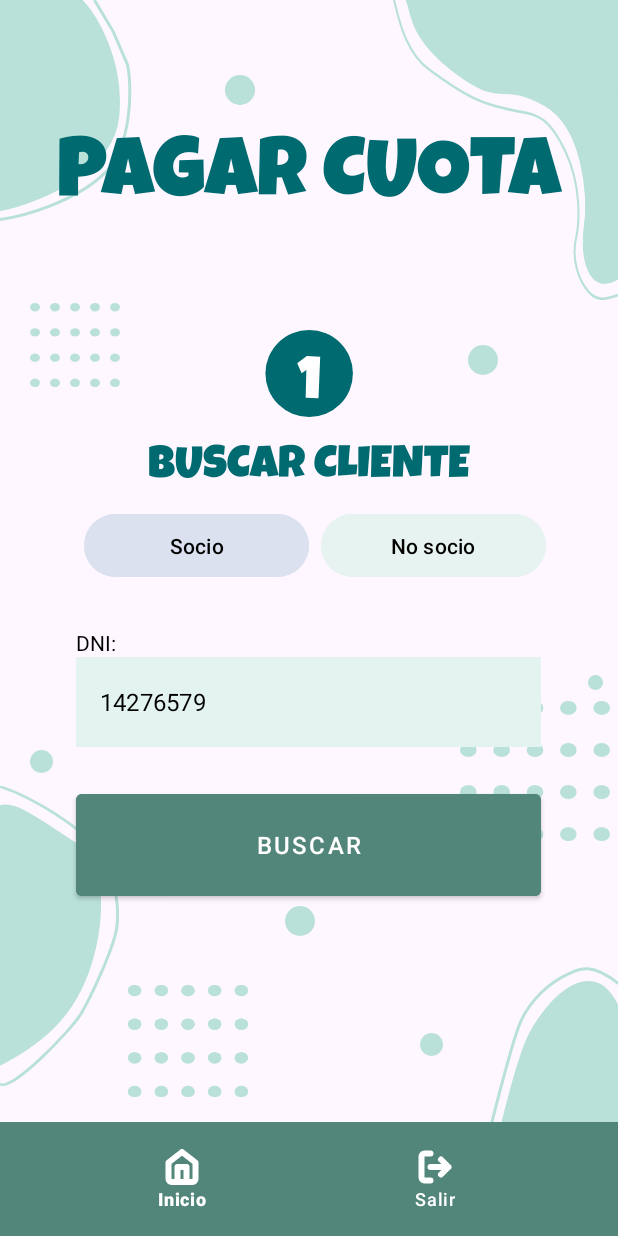
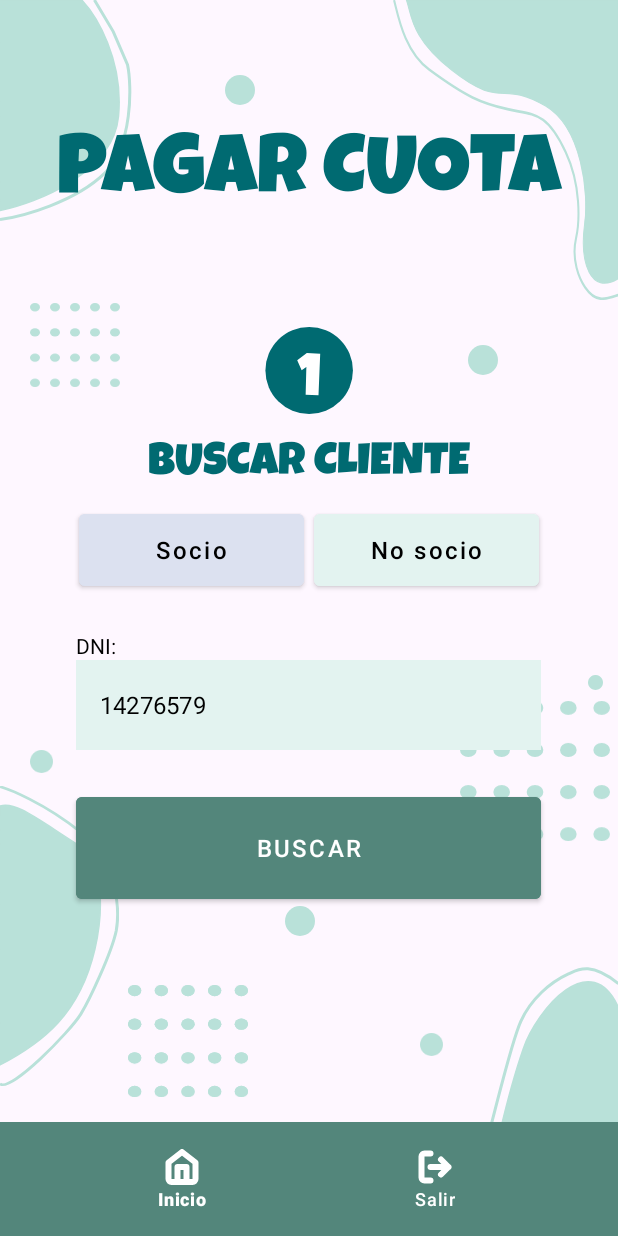
Before and after one commit to fazcue/DamProyectoIntegrador, an Android app: the PayActivity screen opened directly, with no data from a screen before it, on a phone screen of 412 x 824 dp. Run offline under Robolectric (Android 15) with nearby library versions, the phone set to English and light mode, and no system bars.

Commit message:
minor fix

```diff
--- a/app/src/main/res/layout/activity_fee.xml
+++ b/app/src/main/res/layout/activity_fee.xml
@@ -1,6 +1,5 @@
 <FrameLayout xmlns:android="http://schemas.android.com/apk/res/android"
     xmlns:app="http://schemas.android.com/apk/res-auto"
-    xmlns:tools="http://schemas.android.com/tools"
     android:layout_width="match_parent"
     android:layout_height="match_parent"
     android:orientation="vertical">
@@ -45,8 +44,8 @@
                 android:text="@string/client_label" />
 
             <EditText
+                style="@style/EditTextStyle"
                 android:id="@+id/et_nombre"
-                style="@style/EditTextStyle"
                 android:autofillHints=""
                 android:enabled="false"
                 android:hint="@string/diego_maradona"
@@ -71,8 +70,8 @@
                 android:text="@string/label_pay" />
 
             <EditText
+                style="@style/EditTextStyle"
                 android:id="@+id/et_abono"
-                style="@style/EditTextStyle"
                 android:autofillHints=""
                 android:enabled="false"
                 android:hint="@string/monto"
@@ -84,8 +83,8 @@
                 android:text="@string/forma_de_pago" />
 
             <Spinner
+                style="@style/DropdownStyle"
                 android:id="@+id/dropdown_pay"
-                style="@style/DropdownStyle"
                 android:spinnerMode="dropdown" />
 
             <TextView
--- a/app/src/main/res/layout/activity_pay.xml
+++ b/app/src/main/res/layout/activity_pay.xml
@@ -1,6 +1,5 @@
 <FrameLayout xmlns:android="http://schemas.android.com/apk/res/android"
     xmlns:app="http://schemas.android.com/apk/res-auto"
-    xmlns:tools="http://schemas.android.com/tools"
     android:layout_width="match_parent"
     android:layout_height="match_parent"
     android:orientation="vertical">
@@ -41,30 +40,21 @@
                 android:text="@string/buscar_cliente" />
 
             <LinearLayout
-                style="?android:attr/buttonBarStyle"
                 android:layout_width="wrap_content"
                 android:layout_height="wrap_content"
-                android:layout_marginBottom="30dp"
+                android:layout_marginBottom="24dp"
                 android:orientation="horizontal">
 
                 <Button
                     android:id="@+id/btn_socio"
-                    style="?android:attr/buttonBarButtonStyle"
-                    android:layout_width="150dp"
-                    android:layout_height="50dp"
+                    style="@style/ToggleButtonStyle"
                     android:backgroundTint="#DCE1F0"
-                    android:text="@string/socio"
-                    android:textColor="@android:color/black" />
+                    android:text="@string/socio" />
 
                 <Button
                     android:id="@+id/btn_no_socio"
-                    style="?android:attr/buttonBarButtonStyle"
-                    android:layout_width="150dp"
-                    android:layout_height="50dp"
-                    android:layout_marginStart="8dp"
-                    android:backgroundTint="#E6F3F0"
-                    android:text="@string/noSocio"
-                    android:textColor="@android:color/black" />
+                    style="@style/ToggleButtonStyle"
+                    android:text="@string/noSocio" />
 
             </LinearLayout>
 
--- a/app/src/main/res/values/strings.xml
+++ b/app/src/main/res/values/strings.xml
@@ -32,9 +32,9 @@
     <string name="registrar_pago">REGISTRAR PAGO</string>
     <string name="pagar">PAGAR</string>
     <string name="cliente">Cliente</string>
-    <string name="forma_de_pago">Forma de pago</string>
+    <string name="forma_de_pago">Forma de pago:</string>
     <string name="imprimir">IMPRIMIR</string>
-    <string name="cuotas">Cuotas</string>
+    <string name="cuotas">Cuotas:</string>
     <string name="salir">Salir</string>
     <string name="inicio">Inicio</string>
     <string name="volver">Volver</string>
--- a/app/src/main/res/values/styles.xml
+++ b/app/src/main/res/values/styles.xml
@@ -83,6 +83,6 @@
         <item name="android:padding">12dp</item>
         <item name="android:textSize">16sp</item>
         <item name="android:textColor">@color/colorFormText</item>
-        <item name="android:background">@android:drawable/btn_dropdown</item>
+        <item name="android:background">@color/colorSecondaryLight</item>
     </style>
 </resources>
```
